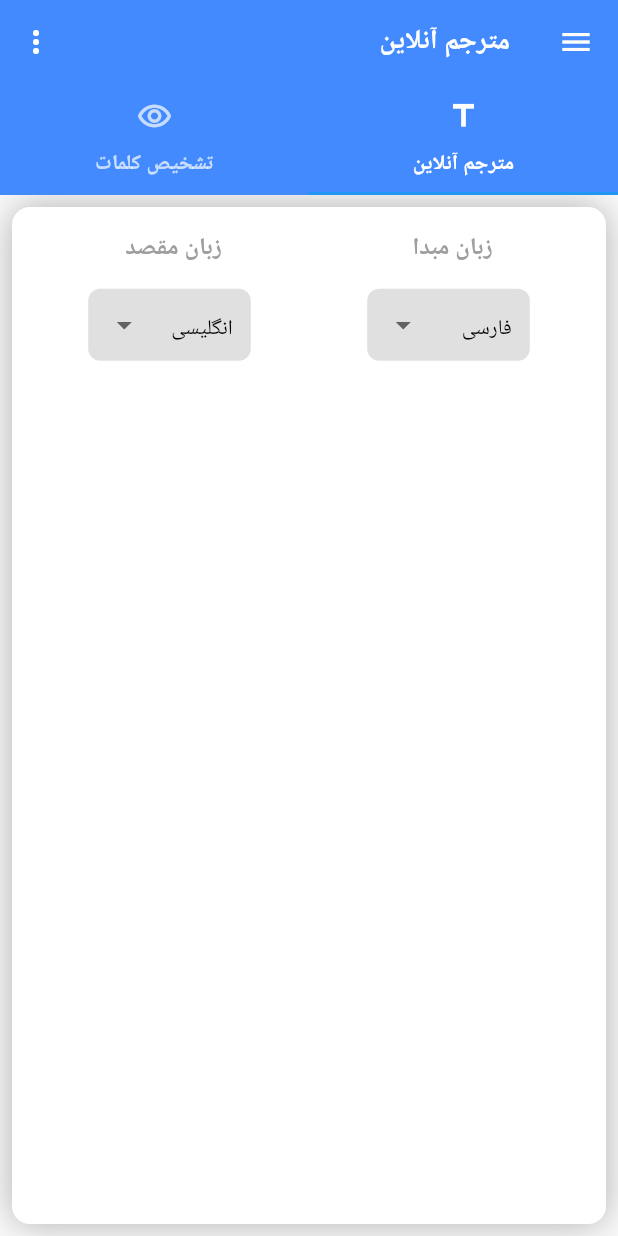
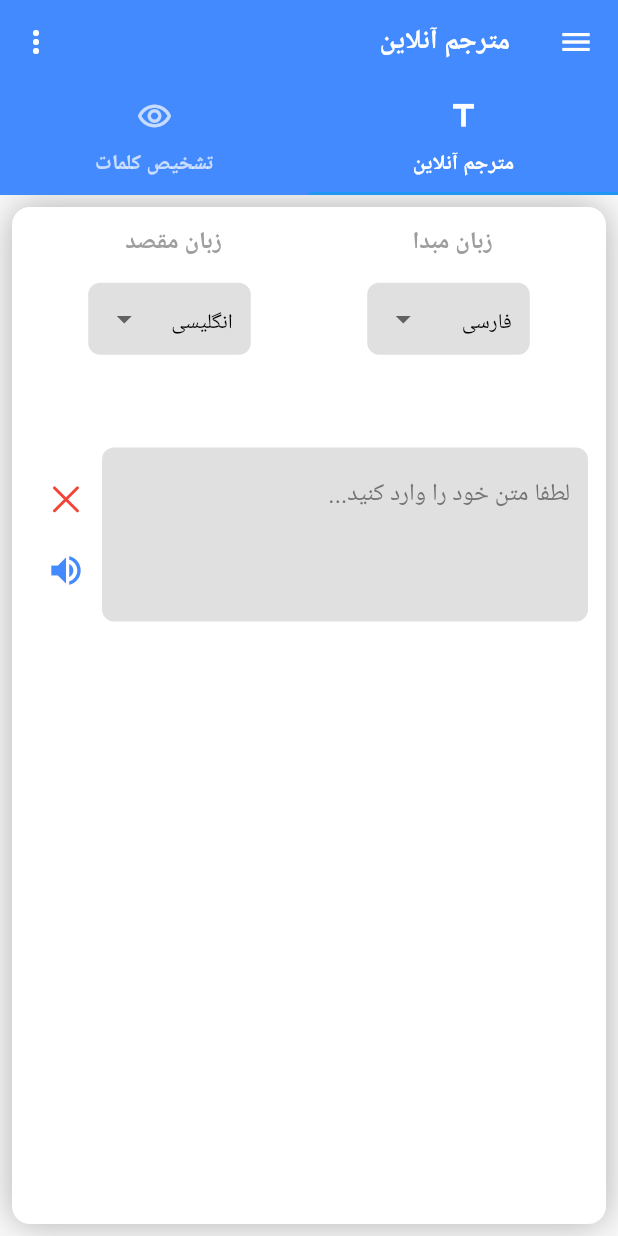
Before and after one commit to mohammad-dehghanifard/flutter_translation, a Flutter app: the screen it shows after launch, on a phone screen of 412 x 824 dp. Run offline on Flutter 3.47's test engine with Material 2 defaults, Android fonts, the phone set to English and light mode, and no system bars; our stand-ins replace google_fonts, loading_animation_widget; Roboto replaces fonts that are missing (Vazirmatn).

Commit message:
implemented TextField

```diff
--- a/lib/screens/translation/translation_screen.dart
+++ b/lib/screens/translation/translation_screen.dart
@@ -1,3 +1,4 @@
+import 'package:flutter/cupertino.dart';
 import 'package:flutter/material.dart';
 import 'package:flutter_translation_demo/core/style/text_style.dart';
 
@@ -9,6 +10,9 @@ class TranslationScreen extends StatefulWidget {
 }
 
 class _TranslationScreenState extends State<TranslationScreen> {
+
+  final TextEditingController _textEditingController = TextEditingController();
+
   //لیست های زبان مبدا و مقصد
   List<String> originLanguages = [
     'فارسی',
@@ -38,7 +42,7 @@ class _TranslationScreenState extends State<TranslationScreen> {
       width: size.width,
       height: size.height,
       margin: const EdgeInsets.all(8),
-      padding: const EdgeInsets.fromLTRB(12, 16, 12, 8),
+      padding: const EdgeInsets.fromLTRB(12, 12, 12, 0),
       decoration: BoxDecoration(
         color: Colors.white,
         borderRadius: BorderRadius.circular(12),
@@ -57,13 +61,14 @@ class _TranslationScreenState extends State<TranslationScreen> {
             ],
           ),
           SizedBox(height: size.height * 0.02),
+          // Dropdowns
           Row(
             mainAxisAlignment: MainAxisAlignment.spaceAround,
             children: [
               // origin language Dropdown
               SizedBox(
                 width: size.width / 3.8,
-                height: size.height / 4.8,
+                height: size.height / 7.5,
                 child: DropdownButtonFormField<String>(
                     value: selectedOriginLanguage,
                     items: originLanguages.map((item) {
@@ -92,7 +97,7 @@ class _TranslationScreenState extends State<TranslationScreen> {
               //destination language Dropdown
               SizedBox(
                 width: size.width / 3.8,
-                height: size.height / 4.8,
+                height: size.height / 7.5,
                 child: DropdownButtonFormField<String>(
                     value: selectedDestinationLanguages,
                     items: destinationLanguages.map((item) {
@@ -119,6 +124,54 @@ class _TranslationScreenState extends State<TranslationScreen> {
                    ),
               ),
             ],
+          ),
+          // text field
+          Row(
+            children: [
+              // TEXT field
+              Expanded(
+                child: TextField(
+                  controller: _textEditingController,
+                  maxLines: 4,
+                  style: AppTextStyle.subTitle,
+                  onChanged: (text) {},
+                  decoration: InputDecoration(
+                    filled: true,
+                    fillColor: Colors.grey[300],
+                    hintText: "لطفا متن خود را وارد کنید...",
+                    hintStyle: AppTextStyle.subTitle.apply(color: Colors.grey[600]),
+                    focusedBorder: OutlineInputBorder(
+                      borderRadius: BorderRadius.circular(8),
+                      borderSide: BorderSide.none
+                    ),
+                    enabledBorder: OutlineInputBorder(
+                        borderRadius: BorderRadius.circular(8),
+                        borderSide: BorderSide.none
+                    ),
+                  ),
+
+                ),
+              ),
+              // icons
+              Column(
+                children: [
+                  IconButton(
+                      onPressed: () {
+                          setState(() {
+                            _textEditingController.clear();
+                          });
+                      },
+                      iconSize: 26,
+                      icon: const Icon(CupertinoIcons.clear,color: Colors.red,)),
+                  IconButton(
+                      onPressed: () {
+
+                      },
+                      iconSize: 26,
+                      icon: const Icon(Icons.volume_up,color: Colors.blueAccent,)),
+                ],
+              ),
+            ],
           )
         ],
       ),
```
